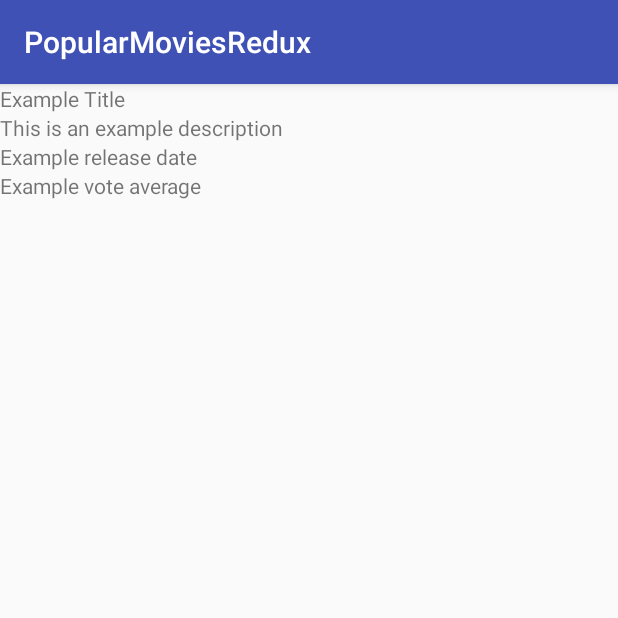
After one commit to ahong211/PopularMovies, an Android app: the DetailActivity screen opened directly, with no data from a screen before it, on a phone screen of 412 x 824 dp, the top half of it. The commit adds this screen. Run offline under Robolectric (Android 15) with nearby library versions, the phone set to English and light mode, and no system bars.

```diff
--- a/app/build.gradle
+++ b/app/build.gradle
@@ -21,6 +21,7 @@ android {
 
 dependencies {
     compile fileTree(dir: 'libs', include: ['*.jar'])
+    compile 'com.android.support.constraint:constraint-layout:1.0.2'
     androidTestCompile('com.android.support.test.espresso:espresso-core:2.2.2', {
         exclude group: 'com.android.support', module: 'support-annotations'
     })
--- a/app/src/main/AndroidManifest.xml
+++ b/app/src/main/AndroidManifest.xml
@@ -18,6 +18,8 @@
                 <category android:name="android.intent.category.LAUNCHER"/>
             </intent-filter>
         </activity>
+        <activity android:name=".DetailActivity">
+        </activity>
     </application>
 
 </manifest>
--- /dev/null
+++ b/app/src/main/java/com/albert/popularmoviesredux/DetailActivity.java
@@ -0,0 +1,37 @@
+package com.albert.popularmoviesredux;
+
+import android.content.Intent;
+import android.os.Bundle;
+import android.support.v7.app.AppCompatActivity;
+import android.widget.TextView;
+
+public class DetailActivity extends AppCompatActivity {
+
+    MovieInfo holdMovieDetail;
+    TextView detailOriginalTitle;
+    TextView detailOverview;
+    TextView detailReleaseDate;
+    TextView detailVoteAverage;
+
+    @Override
+    protected void onCreate(Bundle savedInstanceState) {
+        super.onCreate(savedInstanceState);
+        setContentView(R.layout.activity_detail);
+
+        detailOriginalTitle = findViewById(R.id.tv_detail_original_title);
+        detailOverview = findViewById(R.id.tv_detail_overview);
+        detailReleaseDate = findViewById(R.id.tv_detail_release_date);
+        detailVoteAverage = findViewById(R.id.tv_detail_vote_average);
+
+        Intent getMovieDetailsIntent = getIntent();
+
+        if (getMovieDetailsIntent.hasExtra("movieData")) {
+            holdMovieDetail = getMovieDetailsIntent.getParcelableExtra("movieData");
+            detailOriginalTitle.setText(holdMovieDetail.getOriginalTitle());
+            detailOverview.setText(holdMovieDetail.getOverview());
+            detailReleaseDate.setText(holdMovieDetail.getReleaseDate());
+            detailVoteAverage.setText(holdMovieDetail.getVoteAverage());
+
+        }
+    }
+}
--- /dev/null
+++ b/app/src/main/res/layout/activity_detail.xml
@@ -0,0 +1,34 @@
+<?xml version="1.0" encoding="utf-8"?>
+<LinearLayout
+    xmlns:android="http://schemas.android.com/apk/res/android"
+    xmlns:tools="http://schemas.android.com/tools"
+    android:layout_width="match_parent"
+    android:layout_height="match_parent"
+    android:orientation="vertical"
+    tools:context="com.albert.popularmoviesredux.DetailActivity">
+
+    <TextView
+        android:id="@+id/tv_detail_original_title"
+        android:layout_width="wrap_content"
+        android:layout_height="wrap_content"
+        android:text="Example Title"/>
+
+    <TextView
+        android:id="@+id/tv_detail_overview"
+        android:layout_width="wrap_content"
+        android:layout_height="wrap_content"
+        android:text="This is an example description"/>
+
+    <TextView
+        android:id="@+id/tv_detail_release_date"
+        android:layout_width="wrap_content"
+        android:layout_height="wrap_content"
+        android:text="Example release date"/>
+
+    <TextView
+        android:id="@+id/tv_detail_vote_average"
+        android:layout_width="wrap_content"
+        android:layout_height="wrap_content"
+        android:text="Example vote average"/>
+
+</LinearLayout>
--- a/app/src/main/res/layout/movie_item.xml
+++ b/app/src/main/res/layout/movie_item.xml
@@ -1,7 +1,8 @@
 <?xml version="1.0" encoding="utf-8"?>
 <FrameLayout xmlns:android="http://schemas.android.com/apk/res/android"
-              android:layout_width="wrap_content"
-              android:layout_height="wrap_content">
+             android:layout_width="wrap_content"
+             android:layout_height="wrap_content"
+             android:background="#212121">
 
     <ImageView
         android:id="@+id/iv_movie_poster"
```
Also changed, not shown: app/src/main/java/com/albert/popularmoviesredux/MainActivity.java (+13 -2 lines), app/src/main/java/com/albert/popularmoviesredux/MovieAdapter.java (+17 -3 lines), app/src/main/java/com/albert/popularmoviesredux/MovieInfo.java (+38 -1 lines), app/src/main/res/layout/movie_container.xml (deleted, +0 -7 lines).
